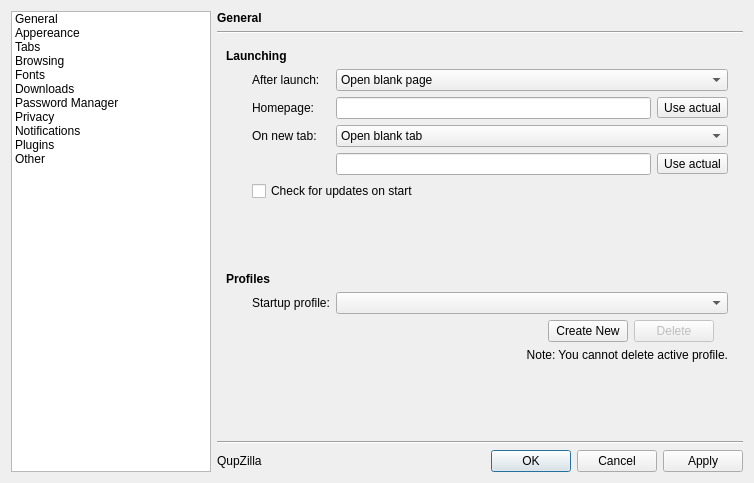
Qt form src/preferences/preferences.ui (QupZilla/qupzilla) before a commit.
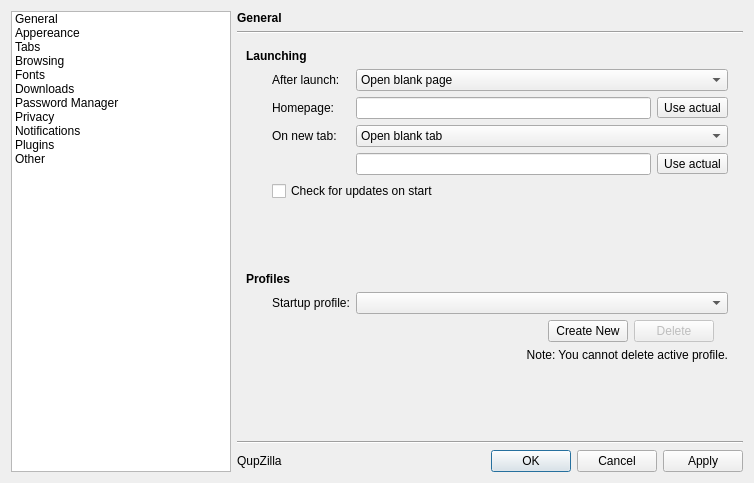
The same form after that commit. Icons and pictures are not drawn.

Commit message: Using icons from desktop theme in preferences + site info  - Faenza icons are no longer explicitly shown in prefereneces and site info  - they are now used only if icon is not found in active theme, and also for Windows users  - please test it and let me know if icons are correct for each category  - also fixes previous commit

Patch:
```diff
--- a/src/preferences/preferences.ui
+++ b/src/preferences/preferences.ui
@@ -16,9 +16,15 @@
   <layout class="QGridLayout" name="gridLayout_5">
    <item row="0" column="0" rowspan="5">
     <widget class="QListWidget" name="listWidget">
+     <property name="minimumSize">
+      <size>
+       <width>220</width>
+       <height>0</height>
+      </size>
+     </property>
      <property name="maximumSize">
       <size>
-       <width>200</width>
+       <width>220</width>
        <height>16777215</height>
       </size>
      </property>
```
Left out of the diff: 48 changed lines with no effect on the pictures. The commit also changes 16 other files.
